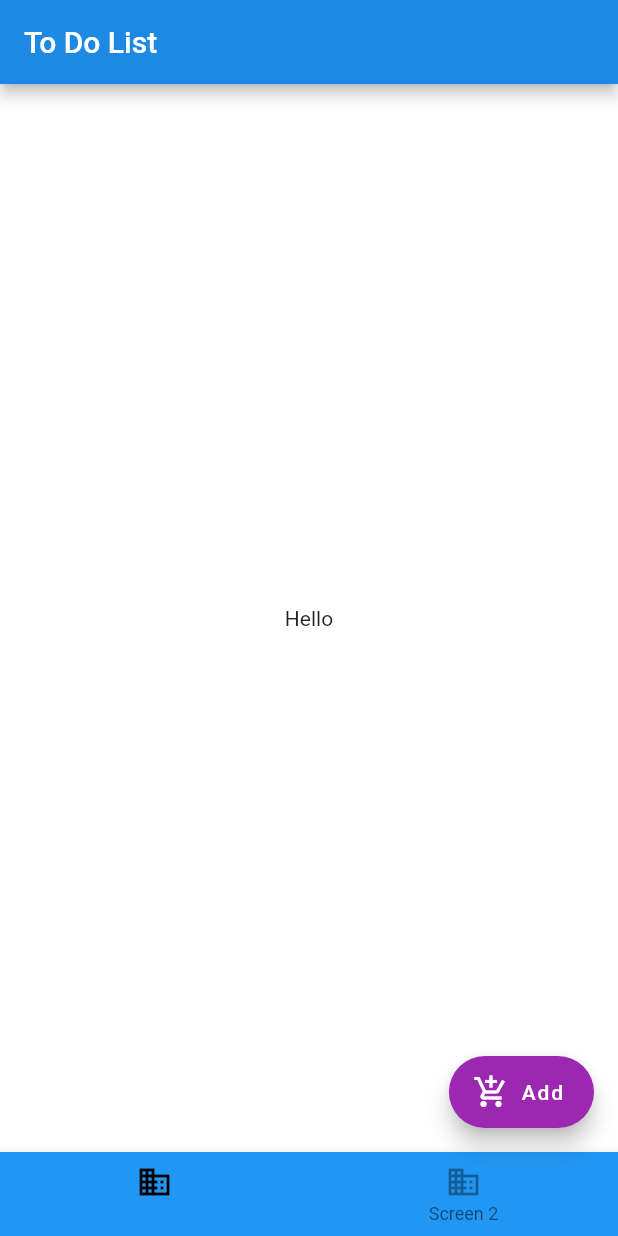
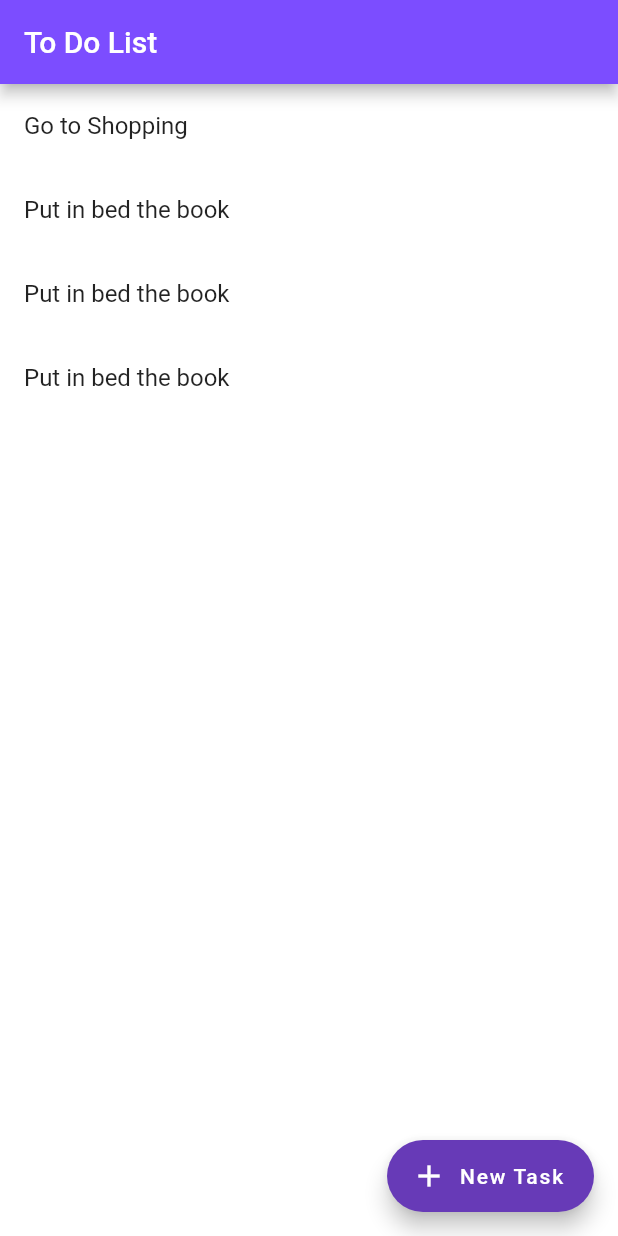
Before and after one commit to ewersoncastelo/to-do-list-nodeJS, a Flutter app: the screen it shows after launch, on a phone screen of 412 x 824 dp. Run offline on Flutter 3.47's test engine with Material 2 defaults, Android fonts, the phone set to English and light mode, and no system bars; drawn by our look-alikes of flutter_platform_widgets.

Commit message:
add floating button android and alert for ios

```diff
--- a/lib/App.dart
+++ b/lib/App.dart
@@ -8,7 +8,12 @@ class App extends StatefulWidget {
 }
 
 class _AppState extends State<App> {
-  int _index = 0;
+  List _listTasks = [
+    "Go to Shopping",
+    "Put in bed the book",
+    "Put in bed the book",
+    "Put in bed the book"
+  ];
 
   @override
   Widget build(BuildContext context) {
@@ -17,19 +22,53 @@ class _AppState extends State<App> {
         title: Text(
           "To Do List",
         ),
+        material: (context, platform) {
+          return MaterialAppBarData(
+            backgroundColor: Colors.deepPurpleAccent,
+          );
+        },
         cupertino: (context, platform) {
           return CupertinoNavigationBarData(
             transitionBetweenRoutes: false,
             trailing: PlatformButton(
               padding: EdgeInsets.all(4.0),
               child: Icon(
-                CupertinoIcons.info,
+                CupertinoIcons.add,
                 color: CupertinoColors.inactiveGray,
               ),
               onPressed: () {
-                Navigator.pop(
-                  context,
-                  CupertinoPageRoute(builder: null),
+                showCupertinoDialog(
+                  context: context,
+                  builder: (_) => PlatformAlertDialog(
+                    title: Padding(
+                      padding: EdgeInsets.all(5),
+                      child: Text(
+                        'Add Some Task',
+                        style: TextStyle(color: CupertinoColors.label),
+                      ),
+                    ),
+                    content: PlatformTextField(
+                      cupertino: (context, platform) {
+                        return CupertinoTextFieldData(
+                          placeholder: "Type yout task",
+                        );
+                      },
+                      onChanged: (text) {},
+                    ),
+                    actions: <Widget>[
+                      PlatformDialogAction(
+                        child: Text("Cancel"),
+                        onPressed: () => Navigator.pop(context),
+                      ),
+                      PlatformDialogAction(
+                        child: Text("Save"),
+                        onPressed: () {
+                          // save data
+                          Navigator.pop(context);
+                        },
+                      ),
+                    ],
+                  ),
                 );
               },
             ),
@@ -38,47 +77,74 @@ class _AppState extends State<App> {
       ),
       material: (context, platform) {
         return MaterialScaffoldData(
-          // floatingActionButtonLocation:
-          //     FloatingActionButtonLocation.centerDocked,
           floatingActionButton: FloatingActionButton.extended(
             onPressed: () {
-              print("button tapped");
+              showPlatformDialog(
+                context: context,
+                builder: (_) => PlatformAlertDialog(
+                  title: Text('Alert'),
+                  content: TextField(
+                    decoration: InputDecoration(labelText: "Type your task"),
+                    onChanged: (text) {},
+                  ),
+                  actions: <Widget>[
+                    PlatformDialogAction(
+                      child: Text("Cancel"),
+                      onPressed: () => Navigator.pop(context),
+                    ),
+                    PlatformDialogAction(
+                      child: Text("Save"),
+                      onPressed: () {
+                        // save data
+                        Navigator.pop(context);
+                      },
+                    ),
+                  ],
+                ),
+              );
             },
-            backgroundColor: Colors.purple,
-            icon: Icon(Icons.add_shopping_cart),
-            label: Text("Add"),
-            // child: Icon(Icons.add),
+            backgroundColor: Colors.deepPurple,
+            icon: Icon(Icons.add),
+            label: Text("New Task"),
             elevation: 6,
-            // mini: true,
           ),
         );
       },
-      body: Center(
-        child: Text("Hello"),
-      ),
-      bottomNavBar: PlatformNavBar(
-        currentIndex: _index,
-        itemChanged: (index) {
-          setState(() {
-            _index = index;
-          });
+      body: PlatformWidget(
+        material: (context, platform) {
+          return Column(
+            children: [
+              Expanded(
+                child: ListView.builder(
+                  itemCount: _listTasks.length,
+                  itemBuilder: (context, index) {
+                    return ListTile(
+                      title: Text(
+                        _listTasks[index],
+                      ),
+                    );
+                  },
+                ),
+              )
+            ],
+          );
         },
-        items: [
-          BottomNavigationBarItem(
-            icon: Icon(Icons.business, color: Colors.black38),
-            title: Text('Screen 1'),
-            activeIcon: Icon(Icons.business, color: Colors.black),
-          ),
-          BottomNavigationBarItem(
-            icon: Icon(Icons.business, color: Colors.black38),
-            title: Text('Screen 2'),
-            activeIcon: Icon(Icons.business, color: Colors.black),
-          ),
-        ],
-        material: (context, platform) {
-          return MaterialNavBarData(
-            type: BottomNavigationBarType.fixed,
-            fixedColor: Colors.white,
+        cupertino: (context, platform) {
+          return Column(
+            children: [
+              Expanded(
+                child: ListView.builder(
+                  itemCount: _listTasks.length,
+                  itemBuilder: (context, index) {
+                    return ListBody(
+                      children: [
+                        Text(_listTasks[index]),
+                      ],
+                    );
+                  },
+                ),
+              )
+            ],
           );
         },
       ),
```
